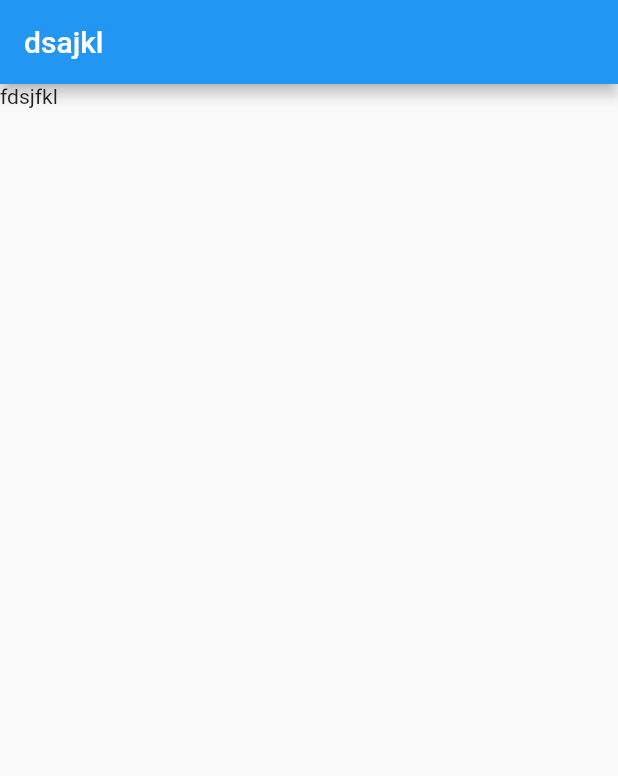
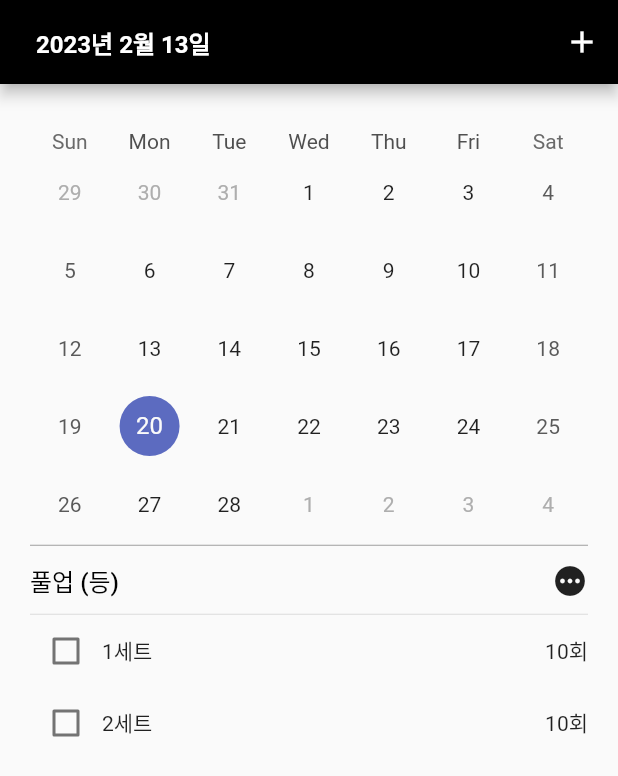
Before and after one commit to Dolphin-PC/health_note, a Flutter app: the screen it shows after launch, on a phone screen of 412 x 824 dp. Shown: the top 776 px of the screen. Run offline on Flutter 3.47's test engine with Material 2 defaults, Android fonts, the phone set to English and light mode, and no system bars; drawn by our look-alikes of table_calendar.

Commit message:
ui 작업중

```diff
--- a/lib/main.dart
+++ b/lib/main.dart
@@ -16,7 +16,10 @@ class MyApp extends StatelessWidget {
 
   @override
   Widget build(BuildContext context) {
-    return const MaterialApp(
+    return MaterialApp(
+      theme: ThemeData(
+        primaryColor: Colors.black,
+      ),
       home: MainScreen(),
     );
   }
--- a/lib/screens/main_screen.dart
+++ b/lib/screens/main_screen.dart
@@ -1,4 +1,8 @@
 import 'package:flutter/material.dart';
+import 'package:health_note/styles/text_styles.dart';
+import 'package:health_note/widget/my_checkbox.dart';
+import 'package:health_note/widget/set_card.dart';
+import 'package:table_calendar/table_calendar.dart';
 
 class MainScreen extends StatefulWidget {
   const MainScreen({Key? key}) : super(key: key);
@@ -8,14 +12,87 @@ class MainScreen extends StatefulWidget {
 }
 
 class _MainScreenState extends State<MainScreen> {
+  DateTime _now = DateTime.now();
+  DateTime _selectedDay = DateTime.now();
+  DateTime _focusedDay = DateTime.now();
+
+  bool isShowCalendar = false;
+
+  void onTapTitle() {
+    setState(() => isShowCalendar = !isShowCalendar);
+  }
+
   @override
   Widget build(BuildContext context) {
     return Scaffold(
       appBar: AppBar(
-        title: Text('dsajkl'),
+        backgroundColor: Theme.of(context).primaryColor,
+        centerTitle: false,
+        actions: [
+          IconButton(
+            icon: Icon(Icons.add),
+            onPressed: () {},
+          )
+        ],
+        title: TextButton(
+          onPressed: onTapTitle,
+          child: Text('2023년 2월 13일', style: TextStyles.headText),
+        ),
       ),
-      body: Container(
-        child: Text('fdsjfkl'),
+      body: Padding(
+        padding: const EdgeInsets.symmetric(horizontal: 20, vertical: 30),
+        child: Column(
+          children: [
+            TableCalendar(
+              firstDay: DateTime.utc(2000, 1, 1),
+              lastDay: DateTime.utc(2099, 12, 31),
+              focusedDay: _focusedDay,
+              onDaySelected: (selectedDay, focusedDay) {
+                setState(() {
+                  _selectedDay = selectedDay;
+                  _focusedDay = selectedDay;
+                });
+              },
+              selectedDayPredicate: (day) => isSameDay(day, _selectedDay),
+              calendarFormat: CalendarFormat.month,
+              headerVisible: false,
+            ),
+            const Divider(
+              height: 3,
+              color: Colors.grey,
+            ),
+            Column(
+              children: [
+                Padding(
+                  padding: const EdgeInsets.symmetric(vertical: 10),
+                  child: Row(
+                    mainAxisAlignment: MainAxisAlignment.spaceBetween,
+                    children: [
+                      Text('풀업 (등)', style: TextStyles.titleText),
+                      GestureDetector(
+                        child: Icon(Icons.pending),
+                        onTap: () {
+                          print('more');
+                        },
+                      ),
+                    ],
+                  ),
+                ),
+                const Divider(
+                  height: 1,
+                ),
+                SetCard(
+                  setName: '1세트',
+                  setCount: '10회',
+                ),
+                SetCard(
+                  setName: '2세트',
+                  setCount: '10회',
+                )
+              ],
+            )
+          ],
+        ),
       ),
     );
   }
--- /dev/null
+++ b/lib/styles/text_styles.dart
@@ -0,0 +1,6 @@
+import 'package:flutter/material.dart';
+
+class TextStyles {
+  static const headText = TextStyle(color: Colors.white, fontWeight: FontWeight.w700, fontSize: 16);
+  static const titleText = TextStyle(color: Colors.black, fontWeight: FontWeight.w500, fontSize: 16);
+}
--- /dev/null
+++ b/lib/widget/set_card.dart
@@ -0,0 +1,35 @@
+import 'package:flutter/material.dart';
+
+class SetCard extends StatefulWidget {
+  const SetCard({Key? key, required this.setName, required this.setCount}) : super(key: key);
+
+  final String setName, setCount;
+
+  @override
+  State<SetCard> createState() => _SetCardState();
+}
+
+class _SetCardState extends State<SetCard> {
+  bool isChecked = false;
+
+  @override
+  Widget build(BuildContext context) {
+    return Row(
+      mainAxisAlignment: MainAxisAlignment.spaceBetween,
+      children: [
+        Row(
+          children: [
+            Checkbox(
+              value: isChecked,
+              onChanged: (bool) {
+                setState(() => isChecked = bool!);
+              },
+            ),
+            Text(widget.setName),
+          ],
+        ),
+        Text(widget.setCount),
+      ],
+    );
+  }
+}
--- a/pubspec.yaml
+++ b/pubspec.yaml
@@ -36,6 +36,7 @@ dependencies:
   # Use with the CupertinoIcons class for iOS style icons.
   cupertino_icons: ^1.0.2
   provider: ^6.0.5
+  table_calendar: ^3.0.9
 
 dev_dependencies:
   flutter_test:
```
Also changed, not shown: pubspec.lock.
